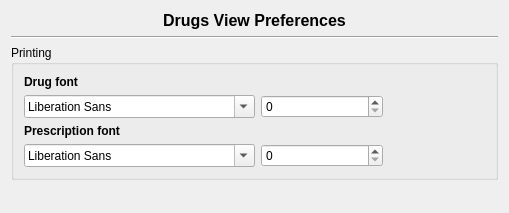
Before: the Qt Designer form plugins/drugsplugin/drugspreferences/drugsprintoptionspage.ui in FreeHealth/freehealth, drawn with Qt 5.
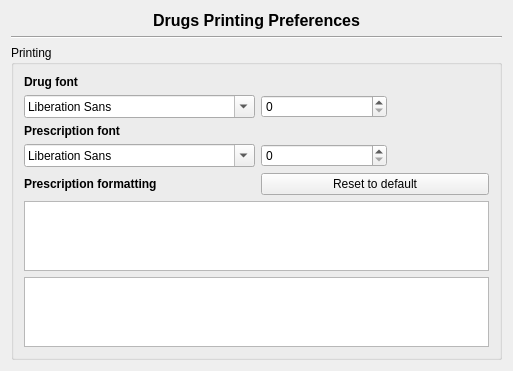
After: the same form once the commit is applied. Custom widgets are drawn as their Qt base class.

Patch:
```diff
--- a/plugins/drugsplugin/drugspreferences/drugsprintoptionspage.ui
+++ b/plugins/drugsplugin/drugspreferences/drugsprintoptionspage.ui
@@ -6,8 +6,8 @@
    <rect>
     <x>0</x>
     <y>0</y>
-    <width>509</width>
-    <height>213</height>
+    <width>513</width>
+    <height>351</height>
    </rect>
   </property>
   <property name="windowTitle">
@@ -30,7 +30,7 @@
       </font>
      </property>
      <property name="text">
-      <string>Drugs View Preferences</string>
+      <string>Drugs Printing Preferences</string>
      </property>
      <property name="alignment">
       <set>Qt::AlignCenter</set>
@@ -325,6 +325,39 @@
         </item>
        </layout>
       </item>
+      <item row="6" column="1">
+       <widget class="QLabel" name="label_2">
+        <property name="font">
+         <font>
+          <weight>75</weight>
+          <bold>true</bold>
+         </font>
+        </property>
+        <property name="text">
+         <string>Prescription formatting</string>
+        </property>
+       </widget>
+      </item>
+      <item row="7" column="1" colspan="2">
+       <widget class="Editor::TextEditor" name="prescriptionFormatting"/>
+      </item>
+      <item row="6" column="2">
+       <widget class="QPushButton" name="defaultFormattingButton">
+        <property name="text">
+         <string>Reset to default</string>
+        </property>
+       </widget>
+      </item>
+      <item row="8" column="1" colspan="2">
+       <widget class="QTextEdit" name="formatingSample">
+        <property name="enabled">
+         <bool>true</bool>
+        </property>
+        <property name="readOnly">
+         <bool>true</bool>
+        </property>
+       </widget>
+      </item>
      </layout>
     </widget>
    </item>
@@ -343,6 +376,13 @@
    </item>
   </layout>
  </widget>
+ <customwidgets>
+  <customwidget>
+   <class>Editor::TextEditor</class>
+   <extends>QTextEdit</extends>
+   <header location="global">texteditorplugin/texteditor.h</header>
+  </customwidget>
+ </customwidgets>
  <resources/>
  <connections/>
 </ui>
```
